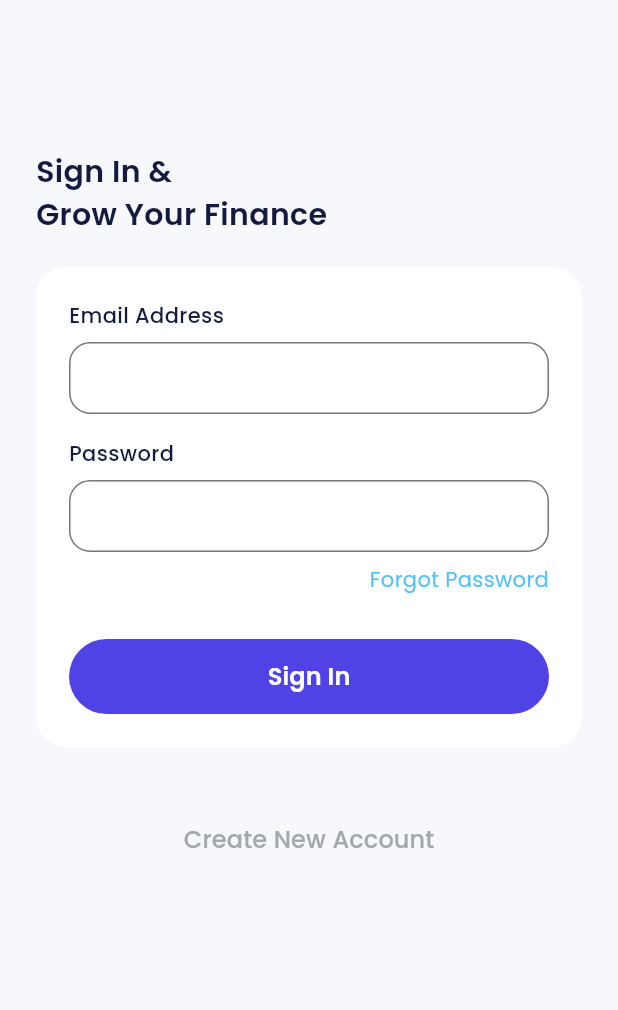
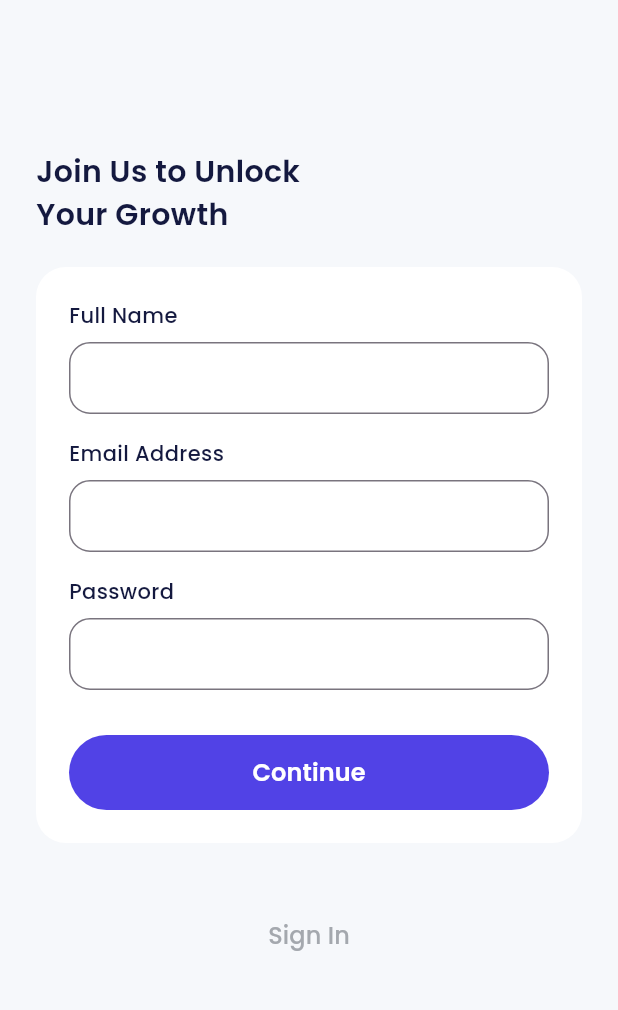
Before and after one commit to feyto81/bank_sha, a Flutter app: the SignUpPage screen opened by its route, on a phone screen of 412 x 824 dp, the part 225-1235 px from its top. Run offline on Flutter 3.47's test engine with Material 3 defaults, Android fonts, the phone set to English and light mode, and no system bars; our stand-ins replace carousel_slider, google_fonts.

Commit message:
feat(Sign Up):sign in button and remake sign up page form

```diff
--- a/lib/ui/pages/sign_up_page.dart
+++ b/lib/ui/pages/sign_up_page.dart
@@ -31,7 +31,7 @@ class SignUpPage extends StatelessWidget {
             ),
           ),
           Text(
-            'Sign In &\nGrow Your Finance',
+            'Join Us to Unlock\nYour Growth',
             style: blackTextStyle.copyWith(
               fontSize: 20,
               fontWeight: semiBold,
@@ -49,6 +49,13 @@ class SignUpPage extends StatelessWidget {
             child: Column(
               crossAxisAlignment: CrossAxisAlignment.start,
               children: [
+                // Full name
+                const CustomFormField(
+                  title: 'Full Name',
+                ),
+                const SizedBox(
+                  height: 16,
+                ),
                 // NOTE: EMAIL INPUT
                 const CustomFormField(
                   title: 'Email Address',
@@ -62,20 +69,10 @@ class SignUpPage extends StatelessWidget {
                   obscureText: true,
                 ),
                 const SizedBox(
-                  height: 8,
-                ),
-                Align(
-                  alignment: Alignment.centerRight,
-                  child: Text(
-                    'Forgot Password',
-                    style: blueTextStyle,
-                  ),
-                ),
-                const SizedBox(
                   height: 30,
                 ),
                 CustomFilledButton(
-                  title: 'Sign In',
+                  title: 'Continue',
                   onPressed: () {},
                 ),
               ],
@@ -85,8 +82,10 @@ class SignUpPage extends StatelessWidget {
             height: 50,
           ),
           CustomTextButton(
-            title: 'Create New Account',
-            onPressed: () {},
+            title: 'Sign In',
+            onPressed: () {
+              Navigator.pushNamed(context, '/sign-in');
+            },
           ),
         ],
       ),
```
